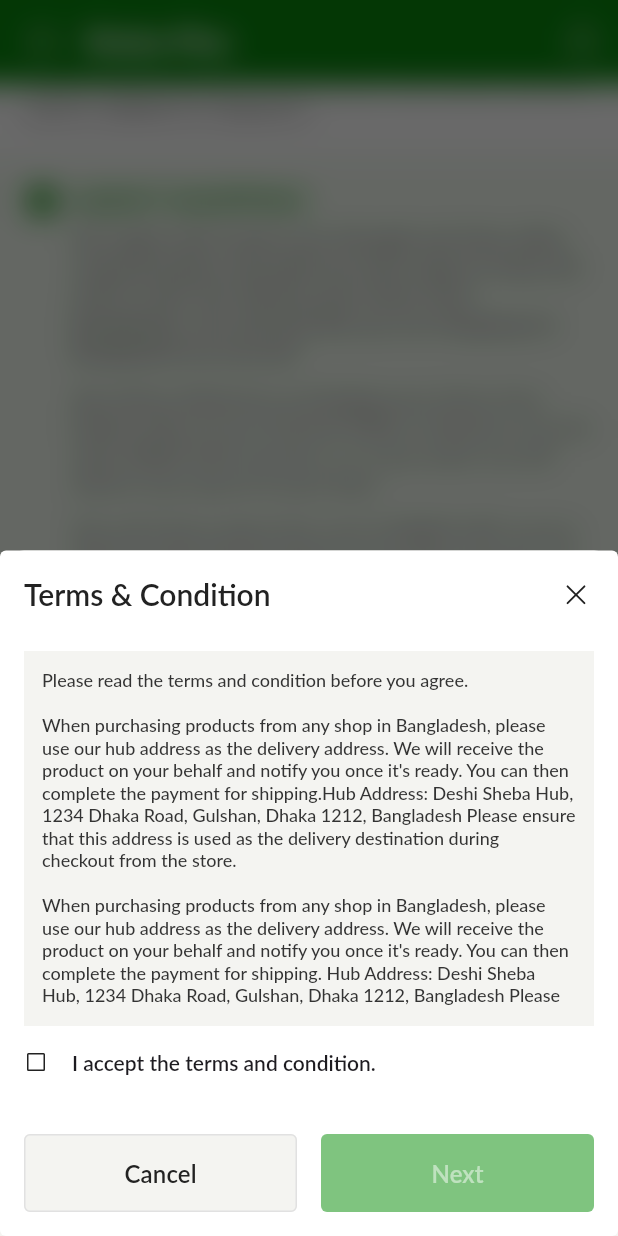
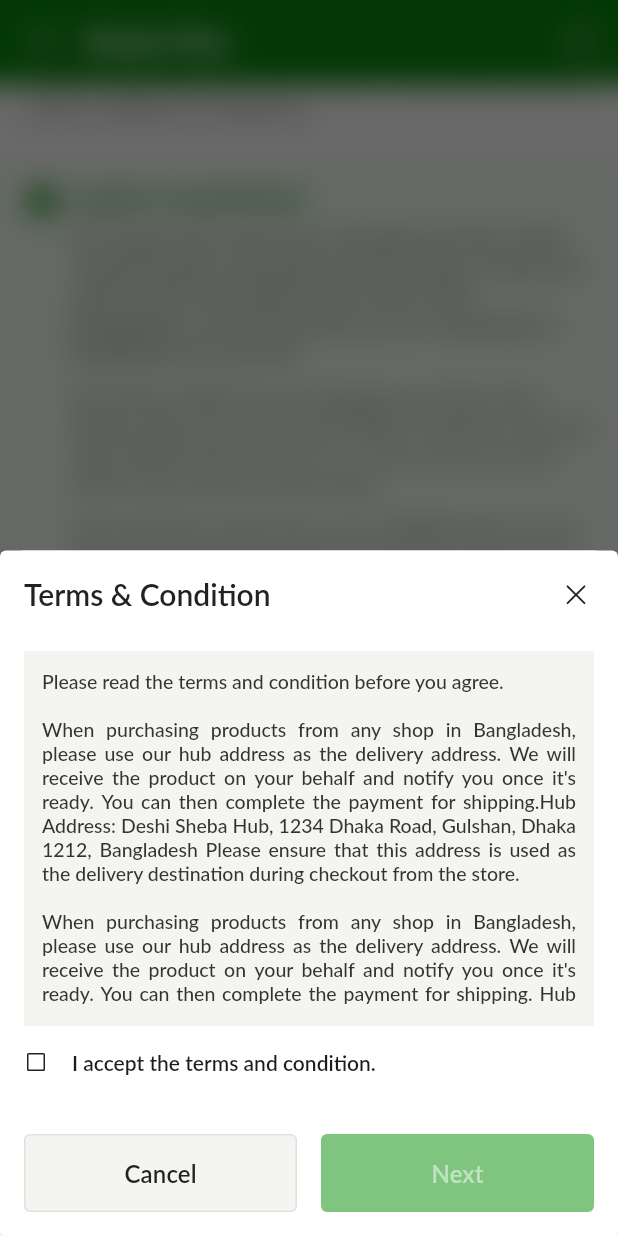
Before and after one commit to faysal-zaag/sheba-plus-app, a Flutter app: the screen it shows after launch, after a tap on "AGENT SHOPPING", after a tap on "Select Service", on a phone screen of 412 x 824 dp. Run offline on Flutter 3.47's test engine with Material 3 defaults, Android fonts, the phone set to English and light mode, and no system bars; drawn by our look-alikes of toastification; our stand-ins replace cached_network_image, carousel_slider, connectivity_plus, device_preview, dio, dotted_line and 16 more; missing offline and left inert: flutter_facebook_auth; accounts and stored records are empty; network calls fail.

Commit message:
fixed bottom border issue of cards, increase terms and conditions fontsize and onpressed area

```diff
--- a/lib/controllers/firebase_controller.dart
+++ b/lib/controllers/firebase_controller.dart
@@ -42,9 +42,9 @@ class FirebaseController {
 
     FirebaseMessaging.onMessage.listen((message) async {
       final notification = message.notification;
+      Log.info("Notification response = ${message.data}");
+
       if (notification == null) return;
-
-      // print('onMessage data========>>${message.data}');
 
       _localNotifications.show(
           notification.hashCode,
@@ -71,6 +71,7 @@ class FirebaseController {
 
     await _localNotifications.initialize(initializationSettings, onDidReceiveNotificationResponse: (notificationResponse) {
       final String? payload = notificationResponse.payload;
+      Log.info("Notification response = ${notificationResponse.payload}");
       if (payload != null) {
         final message = RemoteMessage.fromMap(jsonDecode(payload));
 
--- a/lib/main.dart
+++ b/lib/main.dart
@@ -16,6 +16,7 @@ import 'package:sheba_plus/view/global_texts.dart';
 import 'package:toastification/toastification.dart';
 
 void main() async {
+  WidgetsFlutterBinding.ensureInitialized();
   await GetStorage.init();
   await Firebase.initializeApp(
     options: DefaultFirebaseOptions.currentPlatform,
--- a/lib/view/auth/widgets/modals/terms_and_condition_modal.dart
+++ b/lib/view/auth/widgets/modals/terms_and_condition_modal.dart
@@ -51,8 +51,10 @@ class TermsAndConditionSheet extends StatelessWidget {
               child: SingleChildScrollView(
                 child: Text(
                   HomeScreenText.fullTermsAndConditions,
+                  textAlign: TextAlign.justify,
                   style: Theme.of(context).textTheme.displaySmall?.copyWith(
                         color: AppColors.subtext,
+                        fontSize: 13,
                       ),
                 ),
               ),
@@ -69,9 +71,12 @@ class TermsAndConditionSheet extends StatelessWidget {
                       color: globalController.termsAccepted.isTrue ? AppColors.primary : AppColors.black,
                     )),
               ),
-              Text(
-                GlobalTexts.iAcceptTermsAndCondition,
-                style: Theme.of(context).textTheme.displayMedium,
+              GestureDetector(
+                onTap: () => globalController.termsAccepted(!globalController.termsAccepted.value),
+                child: Text(
+                  GlobalTexts.iAcceptTermsAndCondition,
+                  style: Theme.of(context).textTheme.displayMedium,
+                ),
               )
             ],
           ),
--- a/lib/view/home/home_screen.dart
+++ b/lib/view/home/home_screen.dart
@@ -35,6 +35,7 @@ class HomeScreen extends StatelessWidget {
       canPop: false,
       onPopInvokedWithResult: _showExitDialog,
       child: PrimaryScaffold(
+        backgroundColor: AppColors.white,
         userIcon: true,
         body: SingleChildScrollView(
           controller: scrollController, // Add the scroll controller
--- a/lib/view/home/widgets/drawer/custom_drawer.dart
+++ b/lib/view/home/widgets/drawer/custom_drawer.dart
@@ -78,7 +78,7 @@ class CustomDrawer extends StatelessWidget {
                                     )
                                   : const SizedBox(),
                             ),
-                            const Divider()
+                            if(index != 4)const Divider()
                           ],
                         ))
                   ],
--- a/lib/view/home/widgets/home_service_card.dart
+++ b/lib/view/home/widgets/home_service_card.dart
@@ -39,7 +39,7 @@ class HomeServiceCard extends StatelessWidget {
             Container(
               decoration: BoxDecoration(
                 color: homeController.selectedService.value == index ? AppColors.primaryLight.withOpacity(0.5) : AppColors.white,
-                border: const Border(
+                border: index == 4 ? null : const Border(
                   bottom: BorderSide(
                     color: AppColors.divider,
                   ),
```
Also changed, not shown: 2 other files.
